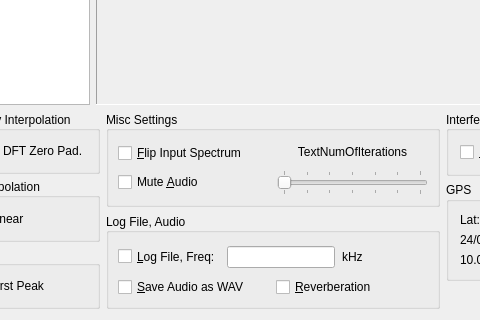
This is dream/src/GUI-QT/systemevalDlgbase.ui in mmjee/dream-patched as Qt 5 draws it before an edit; both pictures show x 177 to 657 and y 224 to 544 of the 968 by 544 pixel window. The edited form follows.
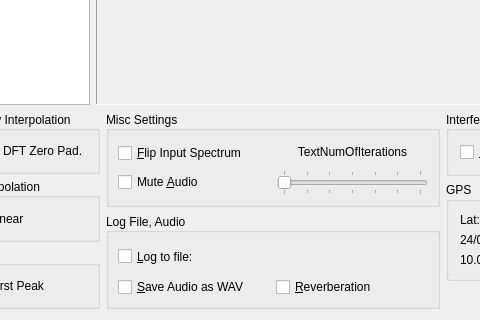
This is the edited form. Icons and pictures are not drawn. Custom widgets are drawn as their Qt base class.

Commit message: remove frequency edit from evaluation dialog. Make logging work properly when scheduling not active. TODO test with scheduling.

```diff
--- a/dream/src/GUI-QT/systemevalDlgbase.ui
+++ b/dream/src/GUI-QT/systemevalDlgbase.ui
@@ -1428,7 +1428,7 @@
                </sizepolicy>
               </property>
               <property name="text">
-               <string>&amp;Log File, Freq:</string>
+               <string>&amp;Log to file:</string>
               </property>
              </widget>
             </item>
@@ -1447,19 +1447,6 @@
                 </property>
                </widget>
               </item>
-              <item>
-               <widget class="QLineEdit" name="EdtFrequency">
-                <property name="sizePolicy">
-                 <sizepolicy hsizetype="Minimum" vsizetype="Minimum">
-                  <horstretch>0</horstretch>
-                  <verstretch>0</verstretch>
-                 </sizepolicy>
-                </property>
-                <property name="maxLength">
-                 <number>32767</number>
-                </property>
-               </widget>
-              </item>
               <item>
                <widget class="QWidget" name="widget_2" native="true">
                 <property name="sizePolicy">
@@ -1472,25 +1459,6 @@
               </item>
              </layout>
             </item>
-            <item>
-             <widget class="QLabel" name="TextLabel1_3">
-              <property name="sizePolicy">
-               <sizepolicy hsizetype="Minimum" vsizetype="Minimum">
-                <horstretch>0</horstretch>
-                <verstretch>0</verstretch>
-               </sizepolicy>
-              </property>
-              <property name="text">
-               <string>kHz</string>
-              </property>
-              <property name="wordWrap">
-               <bool>false</bool>
-              </property>
-              <property name="indent">
-               <number>1</number>
-              </property>
-             </widget>
-            </item>
             <item>
              <spacer name="horizontalSpacer">
               <property name="orientation">
```
The commit also changes 9 other files.
